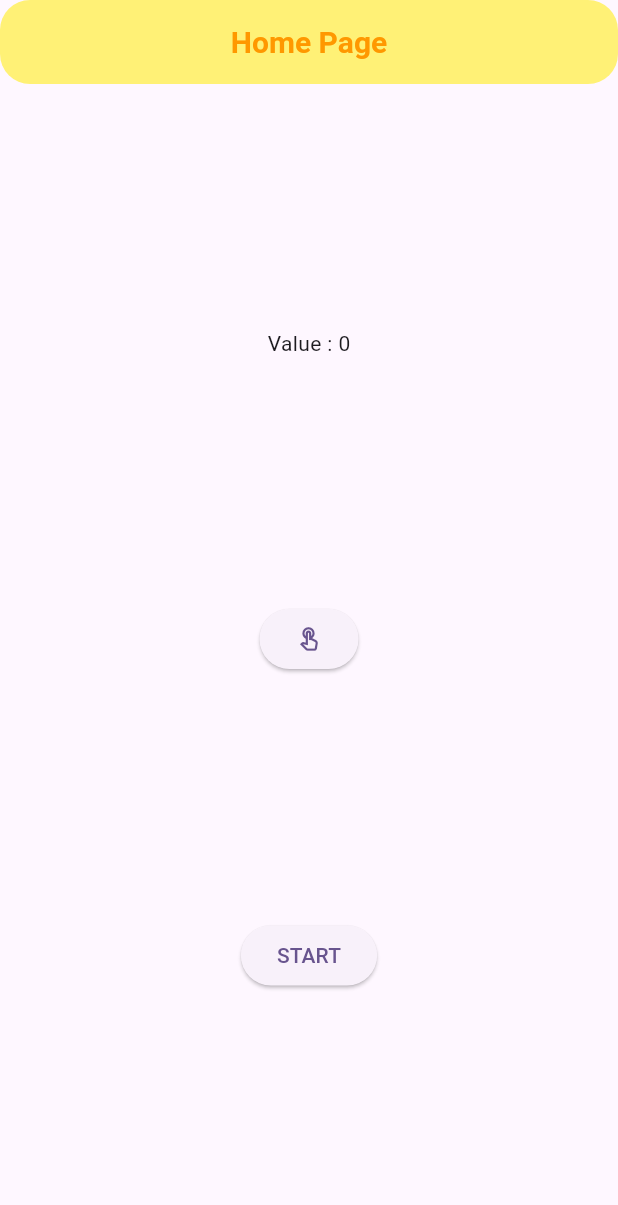
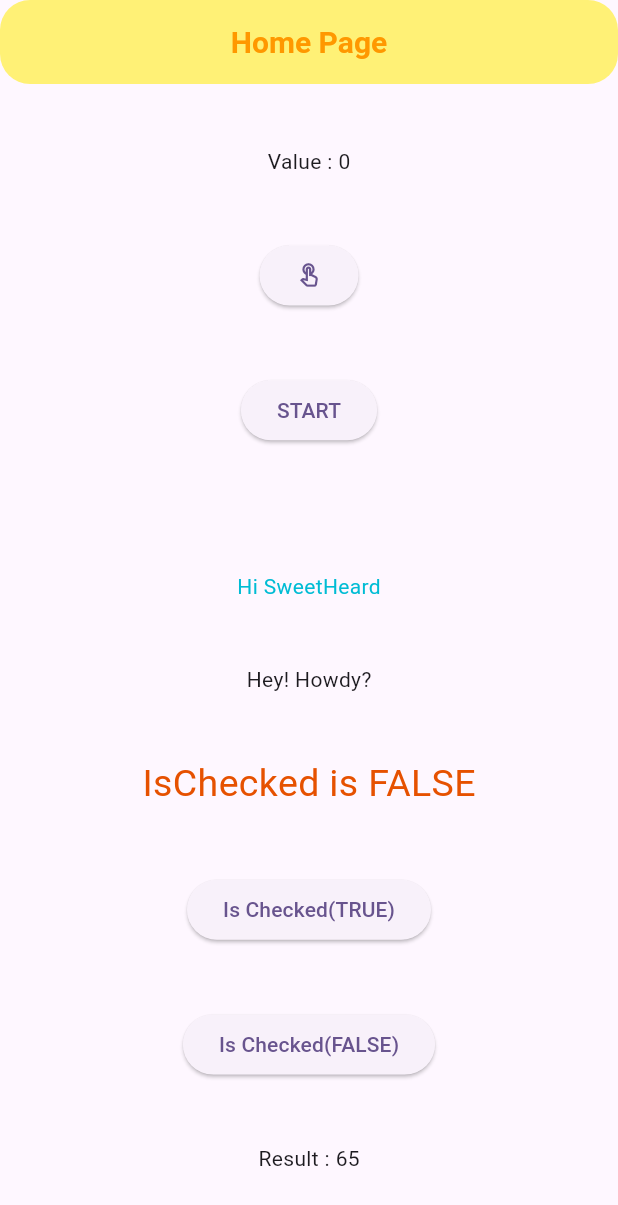
Before and after one commit to MenesInce/flutter_state, a Flutter app: the screen it shows after launch, on a phone screen of 412 x 824 dp. Shown: the top 1205 px of the screen. Run offline on Flutter 3.47's test engine with Material 3 defaults, Android fonts, the phone set to English and light mode, and no system bars.

Commit message:
Visibility - Future Builder

```diff
--- a/lib/view/home_page.dart
+++ b/lib/view/home_page.dart
@@ -12,6 +12,13 @@ class HomePage extends StatefulWidget {
 class _HomePageState extends State<HomePage> {
   final String nameAppBar = "Home Page";
   int value = 0;
+  bool isChecked = false;
+
+  Future<int> sum(int number1,int number2) async {
+    int resultSum = number1 + number2;
+    return resultSum;
+  }
+
   @override
   Widget build(BuildContext context) {
     return Scaffold(
@@ -33,7 +40,45 @@ class _HomePageState extends State<HomePage> {
                   var person = Person(name: "Melis", age: 25, height: 1.65, isWork: true);
                   Navigator.push(context, MaterialPageRoute(builder: (context) => GamePage(person:person)));
                 },
-                child: const Text("START"))
+                child: const Text("START")),
+            Visibility(visible: isChecked,child:const Text("Hello")),
+            Text(isChecked ? "Hi Darling" : "Hi SweetHeard",style: TextStyle(color: isChecked ? Colors.red:Colors.cyan ),),
+            const Text("Hey! Howdy?"),
+            ((){
+              if(isChecked){
+                return const Text("IsChecked is TRUE",style: TextStyle(fontSize: 25,color: Colors.purpleAccent),);
+              }else {
+                return Text("IsChecked is FALSE",style: TextStyle(fontSize: 25,color: Colors.orange[900]),);
+              }
+            }()),
+            ElevatedButton(
+                onPressed: () {
+                  setState(() {
+                    isChecked = true;
+                  });
+                },
+                child: const Text("Is Checked(TRUE)")),
+            ElevatedButton(
+                onPressed: () {
+                  setState(() {
+                    isChecked = false;
+                  });
+                },
+                child: const Text("Is Checked(FALSE)")),
+
+            FutureBuilder<int>(
+                future: sum(20, 45),
+                builder: (context,snapshot){
+                  if(snapshot.hasError){
+                    return const Text("Error!!");
+                  }
+                  if(snapshot.hasData){
+                    return Text("Result : ${snapshot.data}");
+                  }else {
+                    return const Text("NO RESULT!!");
+                  }
+                }
+            ),
           ],
         ),
       ),
```
